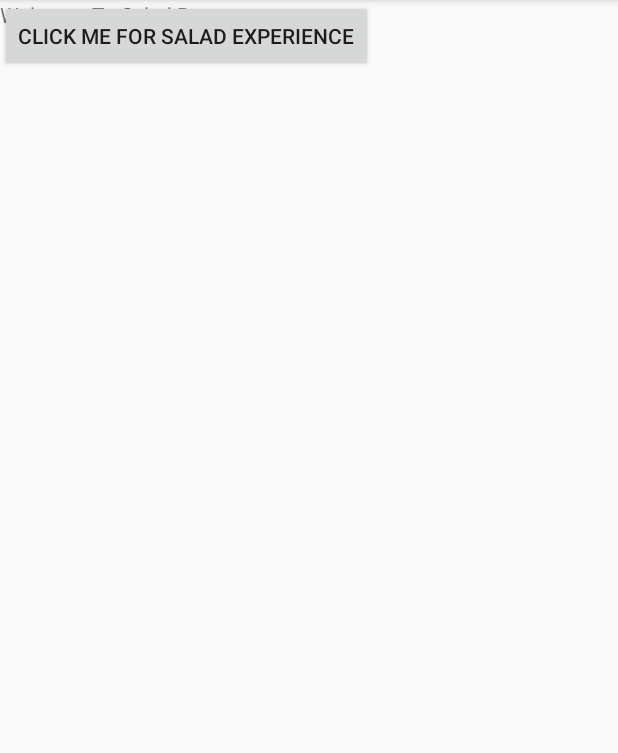
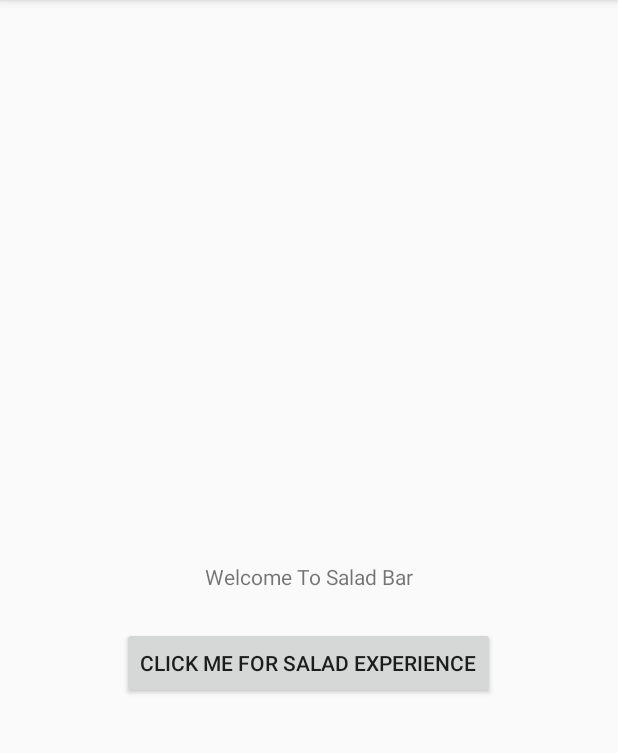
Before and after one commit to neeluchawla/ChawlaShop, an Android app: the screen it shows after launch (MainActivity), on a phone screen of 412 x 824 dp, the part 84-837 px from its top. Run offline under Robolectric (Android 15) with nearby library versions, the phone set to English and light mode, and no system bars.

Commit message:
Updated the view for main activity

```diff
--- a/app/src/main/res/layout/activity_main.xml
+++ b/app/src/main/res/layout/activity_main.xml
@@ -8,19 +8,30 @@
 
     <TextView
         android:id="@+id/textView"
-        android:layout_width="155dp"
-        android:layout_height="31dp"
+        android:layout_width="wrap_content"
+        android:layout_height="wrap_content"
         android:text="@string/my_app_name"
-        tools:layout_editor_absoluteX="137dp"
-        tools:layout_editor_absoluteY="243dp" />
+        app:layout_constraintBottom_toBottomOf="parent"
+        app:layout_constraintLeft_toLeftOf="parent"
+        app:layout_constraintRight_toRightOf="parent"
+        app:layout_constraintTop_toTopOf="parent" />
 
     <Button
         android:id="@+id/button"
         android:layout_width="wrap_content"
         android:layout_height="wrap_content"
+        android:layout_marginStart="8dp"
+        android:layout_marginLeft="8dp"
+        android:layout_marginEnd="8dp"
+        android:layout_marginRight="8dp"
+        android:layout_marginBottom="8dp"
         android:onClick="launchMenuActivity"
         android:text="@string/click_Me"
-        tools:layout_editor_absoluteX="81dp"
-        tools:layout_editor_absoluteY="314dp" />
+        app:layout_constraintBottom_toBottomOf="parent"
+        app:layout_constraintEnd_toEndOf="parent"
+        app:layout_constraintHorizontal_bias="0.498"
+        app:layout_constraintStart_toStartOf="parent"
+        app:layout_constraintTop_toBottomOf="@+id/textView"
+        app:layout_constraintVertical_bias="0.076" />
 
 </androidx.constraintlayout.widget.ConstraintLayout>
```
